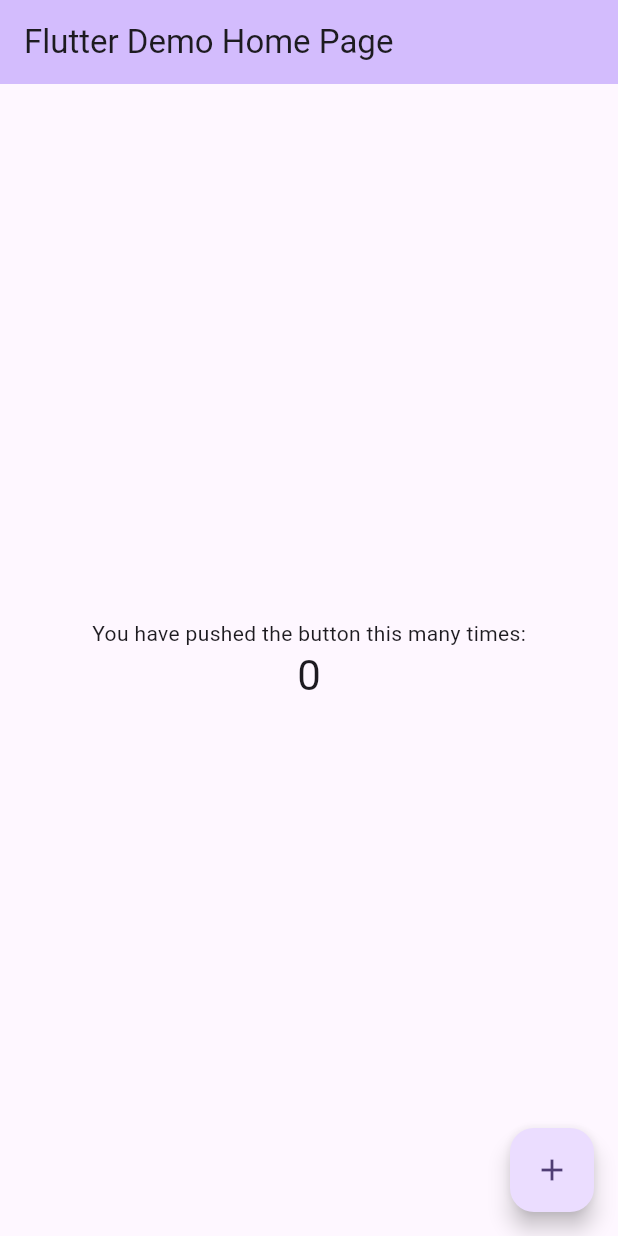
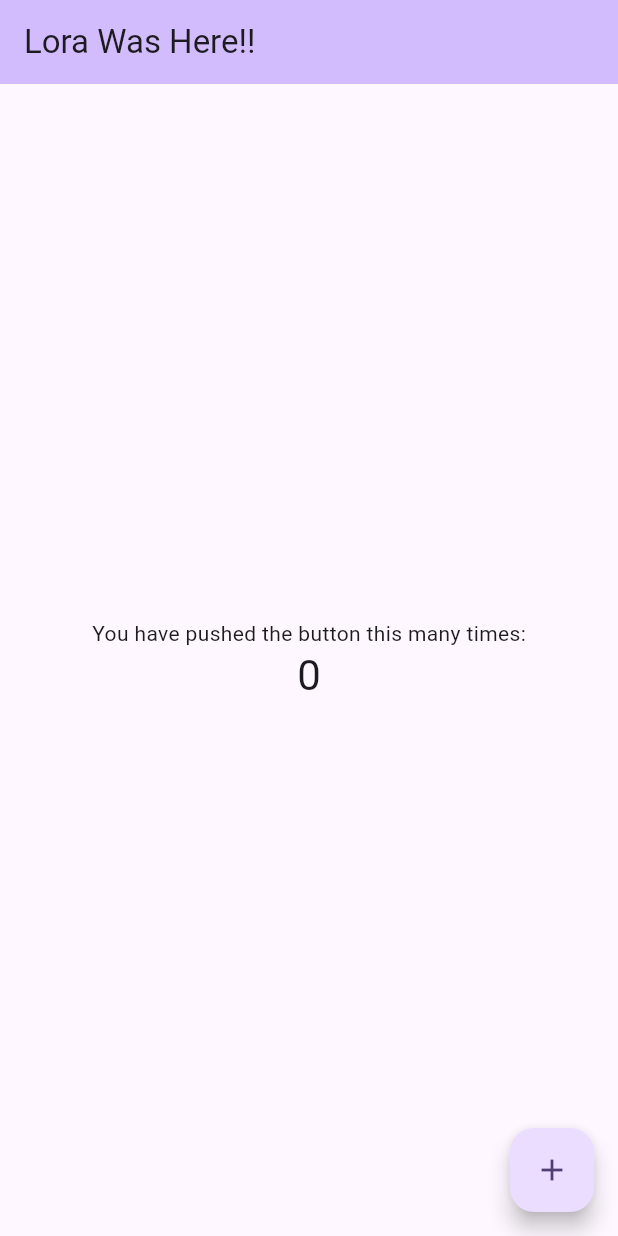
Before and after one commit to loraavie/flutter_application_8, a Flutter app: the screen it shows after launch, on a phone screen of 412 x 824 dp. Run offline on Flutter 3.47's test engine with Material 3 defaults, Android fonts, the phone set to English and light mode, and no system bars.

Commit message:
Lora was here!!!

```diff
--- a/lib/main.dart
+++ b/lib/main.dart
@@ -31,7 +31,7 @@ class MyApp extends StatelessWidget {
         colorScheme: ColorScheme.fromSeed(seedColor: Colors.deepPurple),
         useMaterial3: true,
       ),
-      home: const MyHomePage(title: 'Flutter Demo Home Page'),
+      home: const MyHomePage(title: 'Lora Was Here!!'),
     );
   }
 }
```
